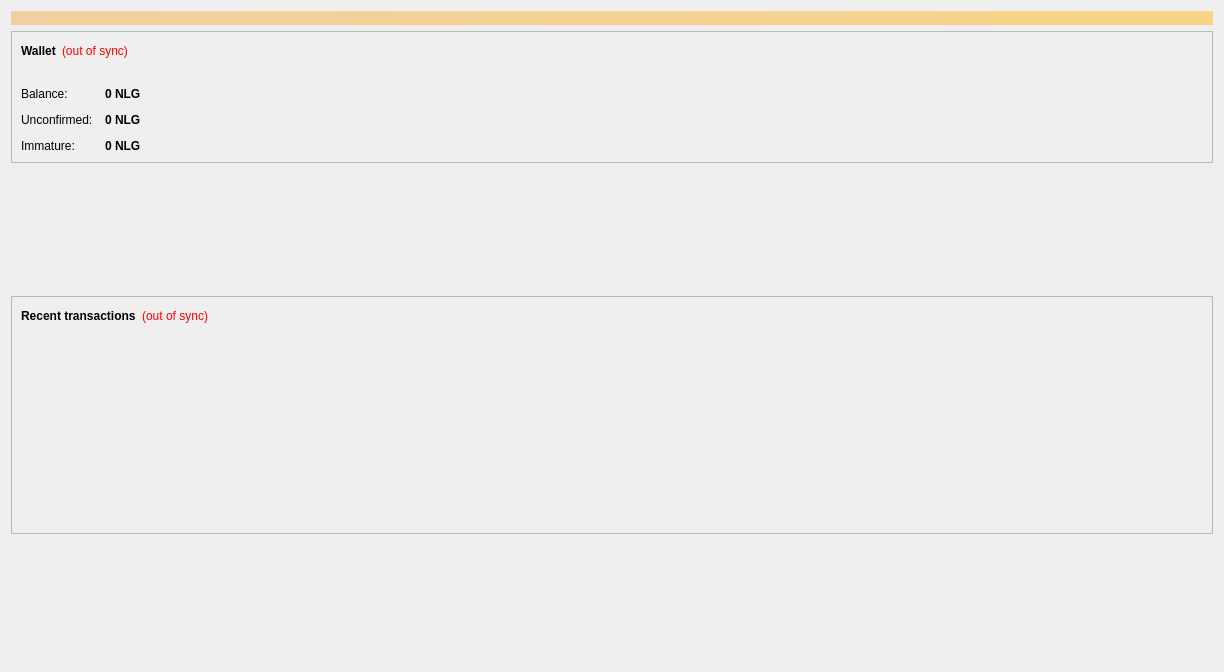
Above: src/qt/forms/overviewpage.ui from Gulden/gulden-old before the change. Below: the same form after it.
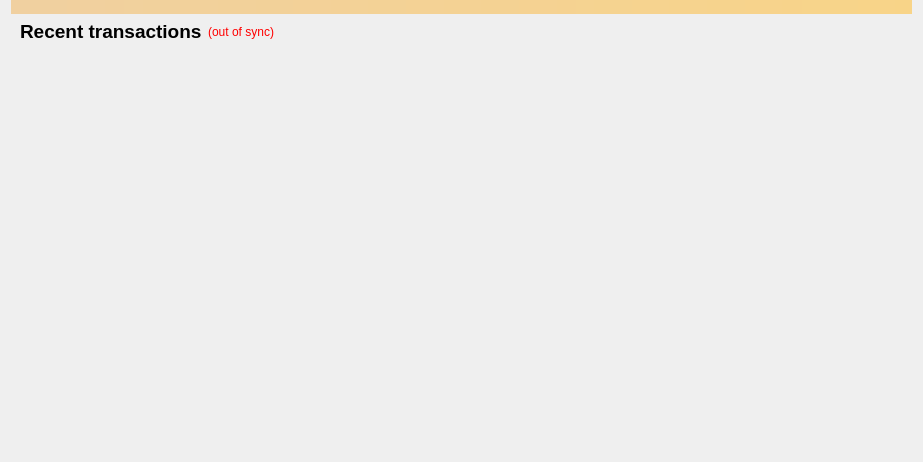
That is the form after the change. Icons and pictures are not drawn.

The edit to the form file:
```diff
--- a/src/qt/forms/overviewpage.ui
+++ b/src/qt/forms/overviewpage.ui
@@ -6,14 +6,23 @@
    <rect>
     <x>0</x>
     <y>0</y>
-    <width>1224</width>
-    <height>672</height>
+    <width>923</width>
+    <height>462</height>
    </rect>
   </property>
+  <property name="sizePolicy">
+   <sizepolicy hsizetype="Expanding" vsizetype="MinimumExpanding">
+    <horstretch>0</horstretch>
+    <verstretch>0</verstretch>
+   </sizepolicy>
+  </property>
   <property name="windowTitle">
    <string>Form</string>
   </property>
   <layout class="QVBoxLayout" name="topLayout">
+   <property name="topMargin">
+    <number>0</number>
+   </property>
    <item>
     <widget class="QLabel" name="labelAlerts">
      <property name="visible">
@@ -34,197 +43,36 @@
     <layout class="QHBoxLayout" name="horizontalLayout" stretch="1,0">
      <item>
       <layout class="QVBoxLayout" name="verticalLayout_2">
-       <item>
-        <widget class="QFrame" name="frame">
-         <property name="frameShape">
-          <enum>QFrame::StyledPanel</enum>
-         </property>
-         <property name="frameShadow">
-          <enum>QFrame::Raised</enum>
-         </property>
-         <layout class="QVBoxLayout" name="verticalLayout_4">
-          <item>
-           <layout class="QHBoxLayout" name="horizontalLayout_4">
-            <item>
-             <widget class="QLabel" name="label_5">
-              <property name="font">
-               <font>
-                <weight>75</weight>
-                <bold>true</bold>
-               </font>
-              </property>
-              <property name="text">
-               <string>Wallet</string>
-              </property>
-             </widget>
-            </item>
-            <item>
-             <widget class="QLabel" name="labelWalletStatus">
-              <property name="toolTip">
-               <string>The displayed information may be out of date. Your wallet automatically synchronizes with the Guldencoin network after a connection is established, but this process has not completed yet.</string>
-              </property>
-              <property name="styleSheet">
-               <string notr="true">QLabel { color: red; }</string>
-              </property>
-              <property name="text">
-               <string notr="true">(out of sync)</string>
-              </property>
-              <property name="alignment">
-               <set>Qt::AlignLeading|Qt::AlignLeft|Qt::AlignVCenter</set>
-              </property>
-             </widget>
-            </item>
-            <item>
-             <spacer name="horizontalSpacer_2">
-              <property name="orientation">
-               <enum>Qt::Horizontal</enum>
-              </property>
-              <property name="sizeHint" stdset="0">
-               <size>
-                <width>40</width>
-                <height>20</height>
-               </size>
-              </property>
-             </spacer>
-            </item>
-           </layout>
-          </item>
-          <item alignment="Qt::AlignHCenter">
-           <widget class="QLabel" name="label_2">
-            <property name="text">
-             <string/>
-            </property>
-            <property name="pixmap">
-             <pixmap resource="../bitcoin.qrc">:/images/gmclogo</pixmap>
-            </property>
-           </widget>
-          </item>
-          <item>
-           <layout class="QFormLayout" name="formLayout_2">
-            <property name="fieldGrowthPolicy">
-             <enum>QFormLayout::AllNonFixedFieldsGrow</enum>
-            </property>
-            <property name="horizontalSpacing">
-             <number>12</number>
-            </property>
-            <property name="verticalSpacing">
-             <number>12</number>
-            </property>
-            <item row="1" column="0">
-             <widget class="QLabel" name="label">
-              <property name="text">
-               <string>Balance:</string>
-              </property>
-             </widget>
-            </item>
-            <item row="1" column="1">
-             <widget class="QLabel" name="labelBalance">
-              <property name="font">
-               <font>
-                <weight>75</weight>
-                <bold>true</bold>
-               </font>
-              </property>
-              <property name="cursor">
-               <cursorShape>IBeamCursor</cursorShape>
-              </property>
-              <property name="toolTip">
-               <string>Your current balance</string>
-              </property>
-              <property name="text">
-               <string notr="true">0 NLG</string>
-              </property>
-              <property name="textInteractionFlags">
-               <set>Qt::LinksAccessibleByMouse|Qt::TextSelectableByKeyboard|Qt::TextSelectableByMouse</set>
-              </property>
-             </widget>
-            </item>
-            <item row="2" column="0">
-             <widget class="QLabel" name="label_3">
-              <property name="text">
-               <string>Unconfirmed:</string>
-              </property>
-             </widget>
-            </item>
-            <item row="2" column="1">
-             <widget class="QLabel" name="labelUnconfirmed">
-              <property name="font">
-               <font>
-                <weight>75</weight>
-                <bold>true</bold>
-               </font>
-              </property>
-              <property name="cursor">
-               <cursorShape>IBeamCursor</cursorShape>
-              </property>
-              <property name="toolTip">
-               <string>Total of transactions that have yet to be confirmed, and do not yet count toward the current balance</string>
-              </property>
-              <property name="text">
-               <string notr="true">0 NLG</string>
-              </property>
-              <property name="textInteractionFlags">
-               <set>Qt::LinksAccessibleByMouse|Qt::TextSelectableByKeyboard|Qt::TextSelectableByMouse</set>
-              </property>
-             </widget>
-            </item>
-            <item row="3" column="0">
-             <widget class="QLabel" name="labelImmatureText">
-              <property name="text">
-               <string>Immature:</string>
-              </property>
-             </widget>
-            </item>
-            <item row="3" column="1">
-             <widget class="QLabel" name="labelImmature">
-              <property name="font">
-               <font>
-                <weight>75</weight>
-                <bold>true</bold>
-               </font>
-              </property>
-              <property name="toolTip">
-               <string>Mined balance that has not yet matured</string>
-              </property>
-              <property name="text">
-               <string notr="true">0 NLG</string>
-              </property>
-              <property name="textInteractionFlags">
-               <set>Qt::LinksAccessibleByMouse|Qt::TextSelectableByKeyboard|Qt::TextSelectableByMouse</set>
-              </property>
-             </widget>
-            </item>
-           </layout>
-          </item>
-         </layout>
-        </widget>
-       </item>
-       <item>
-        <spacer name="verticalSpacer_2">
-         <property name="orientation">
-          <enum>Qt::Vertical</enum>
-         </property>
-         <property name="sizeHint" stdset="0">
-          <size>
-           <width>20</width>
-           <height>40</height>
-          </size>
-         </property>
-        </spacer>
-       </item>
        <item>
         <widget class="QFrame" name="frame_2">
+         <property name="sizePolicy">
+          <sizepolicy hsizetype="Preferred" vsizetype="Preferred">
+           <horstretch>0</horstretch>
+           <verstretch>0</verstretch>
+          </sizepolicy>
+         </property>
          <property name="frameShape">
-          <enum>QFrame::StyledPanel</enum>
+          <enum>QFrame::NoFrame</enum>
          </property>
          <property name="frameShadow">
-          <enum>QFrame::Raised</enum>
+          <enum>QFrame::Plain</enum>
+         </property>
+         <property name="lineWidth">
+          <number>0</number>
          </property>
          <layout class="QVBoxLayout" name="verticalLayout">
+          <property name="topMargin">
+           <number>0</number>
+          </property>
           <item>
            <layout class="QHBoxLayout" name="horizontalLayout_2">
             <item>
              <widget class="QLabel" name="label_4">
+              <property name="font">
+               <font>
+                <pointsize>14</pointsize>
+               </font>
+              </property>
               <property name="text">
                <string>&lt;b&gt;Recent transactions&lt;/b&gt;</string>
               </property>
@@ -269,6 +117,9 @@
             <property name="frameShape">
              <enum>QFrame::NoFrame</enum>
             </property>
+            <property name="lineWidth">
+             <number>2</number>
+            </property>
             <property name="verticalScrollBarPolicy">
              <enum>Qt::ScrollBarAlwaysOff</enum>
             </property>
@@ -278,6 +129,9 @@
             <property name="selectionMode">
              <enum>QAbstractItemView::NoSelection</enum>
             </property>
+            <property name="spacing">
+             <number>8</number>
+            </property>
            </widget>
           </item>
          </layout>
@@ -288,14 +142,82 @@
          <property name="orientation">
           <enum>Qt::Vertical</enum>
          </property>
+         <property name="sizeType">
+          <enum>QSizePolicy::Fixed</enum>
+         </property>
          <property name="sizeHint" stdset="0">
           <size>
            <width>20</width>
-           <height>40</height>
+           <height>12</height>
           </size>
          </property>
         </spacer>
        </item>
+       <item>
+        <widget class="QFrame" name="frame">
+         <property name="maximumSize">
+          <size>
+           <width>16777215</width>
+           <height>64</height>
+          </size>
+         </property>
+         <property name="font">
+          <font>
+           <pointsize>1</pointsize>
+          </font>
+         </property>
+         <property name="frameShape">
+          <enum>QFrame::NoFrame</enum>
+         </property>
+         <property name="frameShadow">
+          <enum>QFrame::Raised</enum>
+         </property>
+         <property name="lineWidth">
+          <number>0</number>
+         </property>
+         <layout class="QVBoxLayout" name="verticalLayout_4">
+          <property name="topMargin">
+           <number>0</number>
+          </property>
+          <property name="bottomMargin">
+           <number>0</number>
+          </property>
+          <item>
+           <layout class="QHBoxLayout" name="horizontalLayout_4">
+            <item>
+             <widget class="QLabel" name="label_5">
+              <property name="font">
+               <font>
+                <weight>75</weight>
+                <bold>true</bold>
+               </font>
+              </property>
+              <property name="text">
+               <string/>
+              </property>
+             </widget>
+            </item>
+            <item>
+             <widget class="QLabel" name="labelWalletStatus">
+              <property name="toolTip">
+               <string>The displayed information may be out of date. Your wallet automatically synchronizes with the Guldencoin network after a connection is established, but this process has not completed yet.</string>
+              </property>
+              <property name="styleSheet">
+               <string notr="true">QLabel { color: red; }</string>
+              </property>
+              <property name="text">
+               <string notr="true"/>
+              </property>
+              <property name="alignment">
+               <set>Qt::AlignLeading|Qt::AlignLeft|Qt::AlignVCenter</set>
+              </property>
+             </widget>
+            </item>
+           </layout>
+          </item>
+         </layout>
+        </widget>
+       </item>
       </layout>
      </item>
      <item>
```
Left out of the diff: 4 changed lines with no effect on the pictures.
